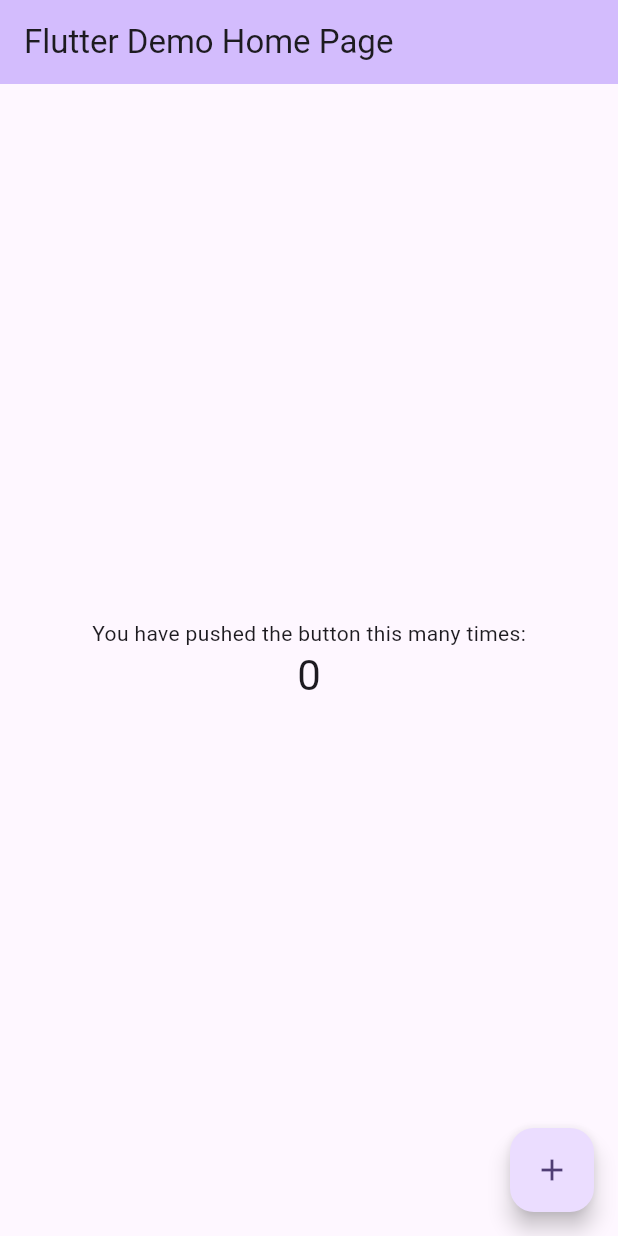
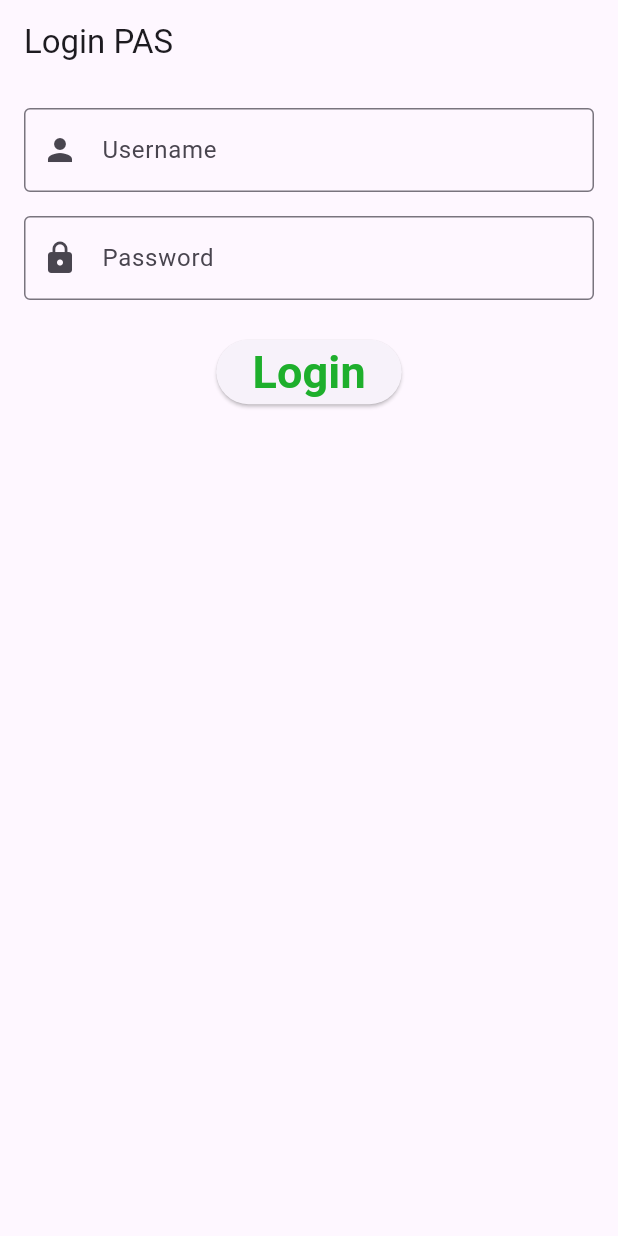
Before and after one commit to myhli/PASMobileDevSem1, a Flutter app: the screen it shows after launch, on a phone screen of 412 x 824 dp. Run offline on Flutter 3.47's test engine with Material 3 defaults, Android fonts, the phone set to English and light mode, and no system bars; our stand-ins replace get; accounts and stored records are empty.

Commit message:
Checkpoint #1 Login jalan sempurna, dan baru penambahan list Makanan

```diff
--- /dev/null
+++ b/lib/controllers/login_controllers.dart
@@ -0,0 +1,49 @@
+import 'package:flutter/material.dart';
+import 'package:pas_mobiledev/models/login_models.dart';
+import 'package:pas_mobiledev/routes.dart';
+import 'package:get/get.dart';
+import 'package:http/http.dart' as http;
+
+class LoginController extends GetxController {
+  TextEditingController txtUsername = TextEditingController();
+  TextEditingController txtPassword = TextEditingController();
+
+  var isLoading = false.obs;
+  var loginModel = Rxn<LoginModel>();
+  var staySignedIn = true.obs;
+
+  // method hit API
+  void login() async {
+    if (txtUsername.text.isEmpty || txtPassword.text.isEmpty) {
+      Get.snackbar("error", "username dan password harus terisi");
+    } else {
+      try {
+        isLoading.value = true;
+        final url = Uri.parse("https://mediadwi.com/api/latihan/login");
+
+        final response = await http.post(
+          url,
+          body: {"username": txtUsername.text, "password": txtPassword.text},
+        );
+
+        isLoading.value = false;
+
+        if (response.statusCode == 200) {
+          loginModel.value = loginModelFromJson(response.body);
+
+          if (loginModel.value?.status == true) {
+            Get.snackbar("berhasil", loginModel.value?.message ?? "");
+            Get.offAndToNamed(Routes.mainMenu);
+          } else {
+            Get.snackbar("gagal", loginModel.value?.message ?? "");
+          }
+        } else {
+          Get.snackbar("gagal", "cek internet connection");
+        }
+      } catch (e) {
+        isLoading.value = false;
+        Get.snackbar("error", "Terjadi kesalahan: $e");
+      }
+    }
+  }
+}
--- a/lib/main.dart
+++ b/lib/main.dart
@@ -1,4 +1,6 @@
 import 'package:flutter/material.dart';
+import 'package:pas_mobiledev/routes.dart';
+import 'package:get/get.dart';
 
 void main() {
   runApp(const MyApp());
@@ -7,116 +9,12 @@ void main() {
 class MyApp extends StatelessWidget {
   const MyApp({super.key});
 
-  // This widget is the root of your application.
   @override
   Widget build(BuildContext context) {
-    return MaterialApp(
-      title: 'Flutter Demo',
-      theme: ThemeData(
-        // This is the theme of your application.
-        //
-        // TRY THIS: Try running your application with "flutter run". You'll see
-        // the application has a purple toolbar. Then, without quitting the app,
-        // try changing the seedColor in the colorScheme below to Colors.green
-        // and then invoke "hot reload" (save your changes or press the "hot
-        // reload" button in a Flutter-supported IDE, or press "r" if you used
-        // the command line to start the app).
-        //
-        // Notice that the counter didn't reset back to zero; the application
-        // state is not lost during the reload. To reset the state, use hot
-        // restart instead.
-        //
-        // This works for code too, not just values: Most code changes can be
-        // tested with just a hot reload.
-        colorScheme: .fromSeed(seedColor: Colors.deepPurple),
-      ),
-      home: const MyHomePage(title: 'Flutter Demo Home Page'),
+    return GetMaterialApp(
+      title: "PAS Model",
+      initialRoute: Routes.login,
+      getPages: Routes.myPages,
     );
   }
 }
-
-class MyHomePage extends StatefulWidget {
-  const MyHomePage({super.key, required this.title});
-
-  // This widget is the home page of your application. It is stateful, meaning
-  // that it has a State object (defined below) that contains fields that affect
-  // how it looks.
-
-  // This class is the configuration for the state. It holds the values (in this
-  // case the title) provided by the parent (in this case the App widget) and
-  // used by the build method of the State. Fields in a Widget subclass are
-  // always marked "final".
-
-  final String title;
-
-  @override
-  State<MyHomePage> createState() => _MyHomePageState();
-}
-
-class _MyHomePageState extends State<MyHomePage> {
-  int _counter = 0;
-
-  void _incrementCounter() {
-    setState(() {
-      // This call to setState tells the Flutter framework that something has
-      // changed in this State, which causes it to rerun the build method below
-      // so that the display can reflect the updated values. If we changed
-      // _counter without calling setState(), then the build method would not be
-      // called again, and so nothing would appear to happen.
-      _counter++;
-    });
-  }
-
-  @override
-  Widget build(BuildContext context) {
-    // This method is rerun every time setState is called, for instance as done
-    // by the _incrementCounter method above.
-    //
-    // The Flutter framework has been optimized to make rerunning build methods
-    // fast, so that you can just rebuild anything that needs updating rather
-    // than having to individually change instances of widgets.
-    return Scaffold(
-      appBar: AppBar(
-        // TRY THIS: Try changing the color here to a specific color (to
-        // Colors.amber, perhaps?) and trigger a hot reload to see the AppBar
-        // change color while the other colors stay the same.
-        backgroundColor: Theme.of(context).colorScheme.inversePrimary,
-        // Here we take the value from the MyHomePage object that was created by
-        // the App.build method, and use it to set our appbar title.
-        title: Text(widget.title),
-      ),
-      body: Center(
-        // Center is a layout widget. It takes a single child and positions it
-        // in the middle of the parent.
-        child: Column(
-          // Column is also a layout widget. It takes a list of children and
-          // arranges them vertically. By default, it sizes itself to fit its
-          // children horizontally, and tries to be as tall as its parent.
-          //
-          // Column has various properties to control how it sizes itself and
-          // how it positions its children. Here we use mainAxisAlignment to
-          // center the children vertically; the main axis here is the vertical
-          // axis because Columns are vertical (the cross axis would be
-          // horizontal).
-          //
-          // TRY THIS: Invoke "debug painting" (choose the "Toggle Debug Paint"
-          // action in the IDE, or press "p" in the console), to see the
-          // wireframe for each widget.
-          mainAxisAlignment: .center,
-          children: [
-            const Text('You have pushed the button this many times:'),
-            Text(
-              '$_counter',
-              style: Theme.of(context).textTheme.headlineMedium,
-            ),
-          ],
-        ),
-      ),
-      floatingActionButton: FloatingActionButton(
-        onPressed: _incrementCounter,
-        tooltip: 'Increment',
-        child: const Icon(Icons.add),
-      ),
-    );
-  }
-}
--- /dev/null
+++ b/lib/models/login_models.dart
@@ -0,0 +1,33 @@
+// To parse this JSON data, do
+//
+//     final loginModel = loginModelFromJson(jsonString);
+
+import 'dart:convert';
+
+LoginModel loginModelFromJson(String str) => LoginModel.fromJson(json.decode(str));
+
+String loginModelToJson(LoginModel data) => json.encode(data.toJson());
+
+class LoginModel {
+    final bool status;
+    final String message;
+    final String token;
+
+    LoginModel({
+        required this.status,
+        required this.message,
+        required this.token,
+    });
+
+    factory LoginModel.fromJson(Map<String, dynamic> json) => LoginModel(
+        status: json["status"],
+        message: json["message"],
+        token: json["token"],
+    );
+
+    Map<String, dynamic> toJson() => {
+        "status": status,
+        "message": message,
+        "token": token,
+    };
+}
--- /dev/null
+++ b/lib/page/login_page.dart
@@ -0,0 +1,60 @@
+import 'package:flutter/material.dart';
+import 'package:get/get.dart';
+import 'package:pas_mobiledev/controllers/login_controllers.dart';
+
+class LoginPage extends StatelessWidget {
+  LoginPage({super.key});
+
+  final controller = Get.put(LoginController());
+
+  @override
+  Widget build(BuildContext context) {
+    return Scaffold(
+      appBar: AppBar(title: const Text('Login PAS')),
+      body: SingleChildScrollView(
+        padding: const EdgeInsets.all(16),
+        child: Column(
+          children: [
+
+            TextField(
+              controller: controller.txtUsername,
+              decoration: const InputDecoration(
+                labelText: 'Username',
+                border: OutlineInputBorder(),
+                prefixIcon: Icon(Icons.person),
+              ),
+            ),
+            const SizedBox(height: 16),
+
+            TextField(
+              controller: controller.txtPassword,
+              obscureText: true,
+              decoration: const InputDecoration(
+                labelText: 'Password',
+                border: OutlineInputBorder(),
+                prefixIcon: Icon(Icons.lock),
+              ),
+            ),
+            const SizedBox(height: 24),
+
+            Obx(
+              () => controller.isLoading.value
+                  ? const Center(child: CircularProgressIndicator())
+                  : ElevatedButton(
+                      onPressed: () => controller.login(),
+                      child: const Text(
+                        "Login",
+                        style: TextStyle(
+                          fontSize: 30,
+                          color: Color.fromARGB(255, 30, 175, 44),
+                          fontWeight: FontWeight.bold,
+                        ),
+                      ),
+                    ),
+            ),
+          ],
+        ),
+      ),
+    );
+  }
+}
--- /dev/null
+++ b/lib/routes.dart
@@ -0,0 +1,17 @@
+import 'package:get/get.dart';
+import 'package:pas_mobiledev/page/login_page.dart';
+import 'package:pas_mobiledev/page/mainmenu_page.dart';
+
+
+class Routes {
+  static const String login = "/login";
+    static const String mainMenu = "/main_menu";
+
+
+  static final myPages = [
+  GetPage(name: login, page: () => LoginPage()),
+  GetPage(name: mainMenu, page: () => MainMenu()),
+
+
+  ];
+}
--- a/pubspec.yaml
+++ b/pubspec.yaml
@@ -2,7 +2,7 @@ name: pas_mobiledev
 description: "A new Flutter project."
 # The following line prevents the package from being accidentally published to
 # pub.dev using `flutter pub publish`. This is preferred for private packages.
-publish_to: 'none' # Remove this line if you wish to publish to pub.dev
+publish_to: "none" # Remove this line if you wish to publish to pub.dev
 
 # The following defines the version and build number for your application.
 # A version number is three numbers separated by dots, like 1.2.43
@@ -34,6 +34,8 @@ dependencies:
   # The following adds the Cupertino Icons font to your application.
   # Use with the CupertinoIcons class for iOS style icons.
   cupertino_icons: ^1.0.8
+  get: ^4.7.3
+  http: ^1.6.0
 
 dev_dependencies:
   flutter_test:
@@ -51,7 +53,6 @@ dev_dependencies:
 
 # The following section is specific to Flutter packages.
 flutter:
-
   # The following line ensures that the Material Icons font is
   # included with your application, so that you can use the icons in
   # the material Icons class.
```
Also changed, not shown: lib/controllers/list_makanan_controllers.dart (added, +43 -0 lines), lib/controllers/mainmenu_controllers.dart (added, +20 -0 lines), lib/menu/history_page.dart (added, +12 -0 lines), lib/menu/home_page.dart (added, +13 -0 lines), lib/menu/profile_page.dart (added, +13 -0 lines), lib/models/makanan_models.dart (added, +13 -0 lines), lib/page/mainmenu_page.dart (added, +37 -0 lines), assets/uni.jpeg (added), pubspec.lock, 1 other file.
